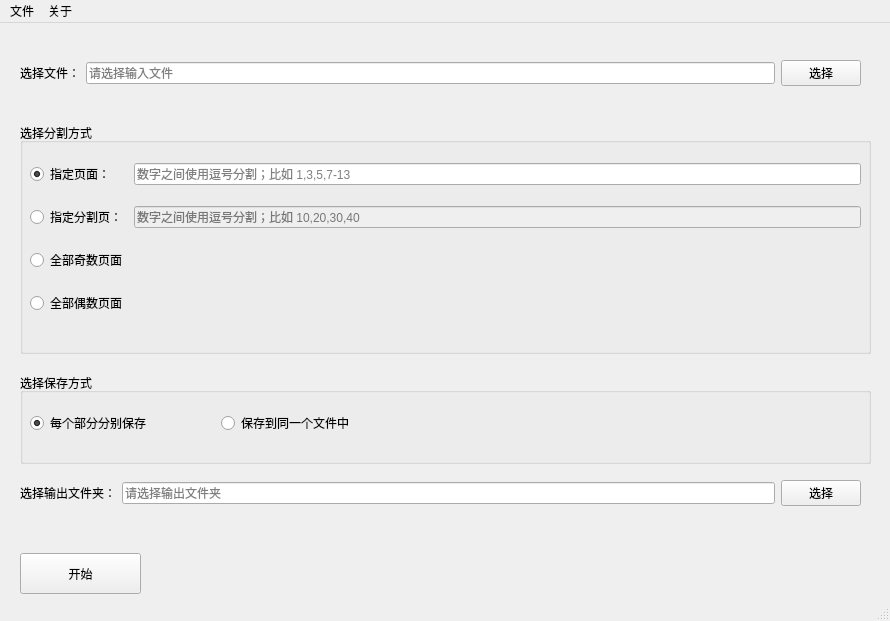
Before: the Qt Designer form MainWin.ui in xesam/doc-tools, drawn with Qt 5.
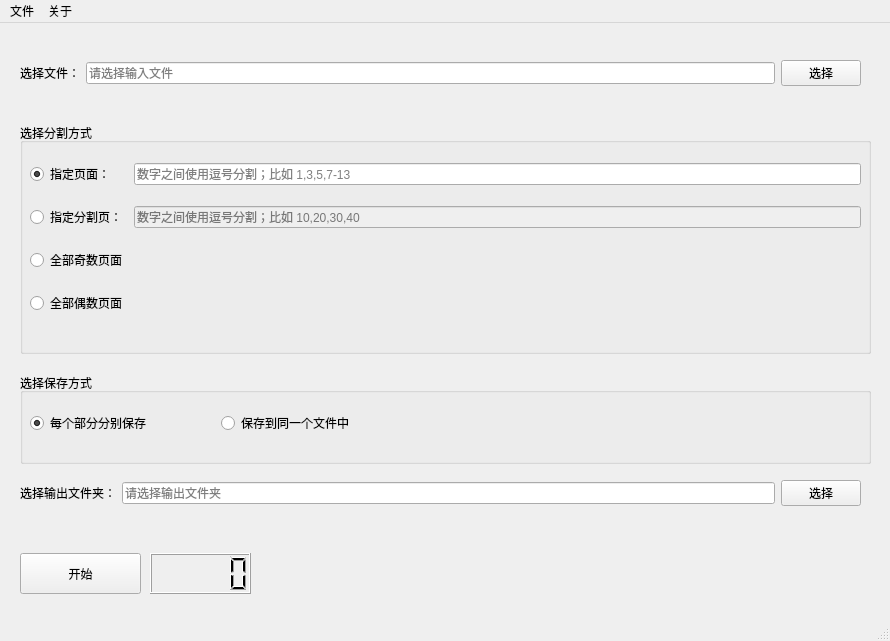
After: the same form once the commit is applied.

What changed in the file:
```diff
--- a/MainWin.ui
+++ b/MainWin.ui
@@ -7,7 +7,7 @@
     <x>0</x>
     <y>0</y>
     <width>890</width>
-    <height>621</height>
+    <height>641</height>
    </rect>
   </property>
   <property name="windowTitle">
@@ -298,6 +298,16 @@
      </widget>
     </widget>
    </widget>
+   <widget class="QLCDNumber" name="lcdRunning">
+    <property name="geometry">
+     <rect>
+      <x>150</x>
+      <y>530</y>
+      <width>101</width>
+      <height>41</height>
+     </rect>
+    </property>
+   </widget>
   </widget>
   <widget class="QMenuBar" name="menubar">
    <property name="geometry">
```
